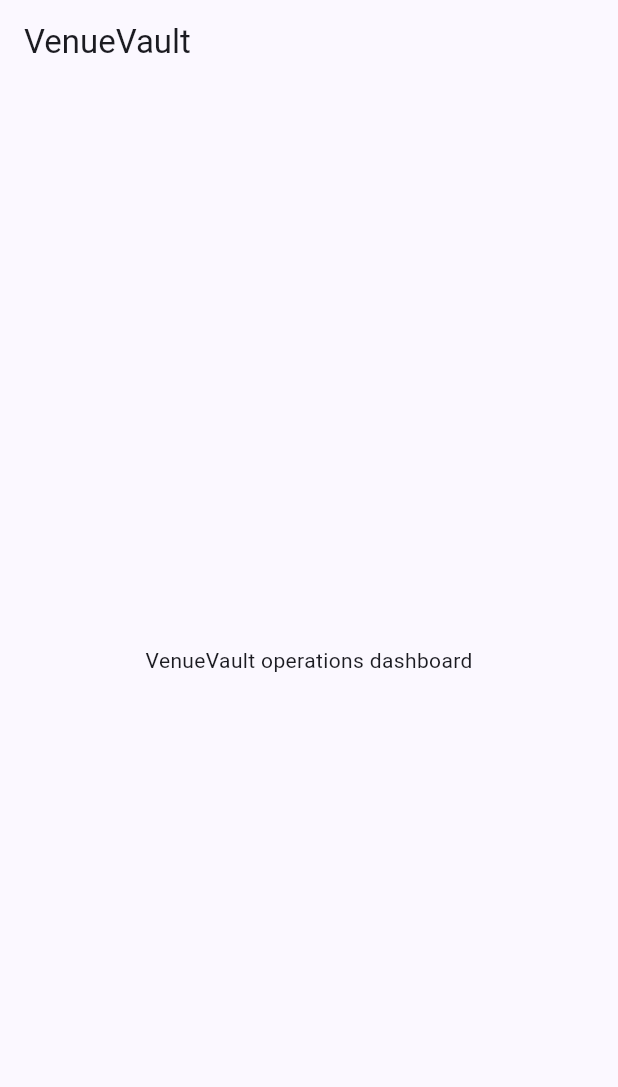
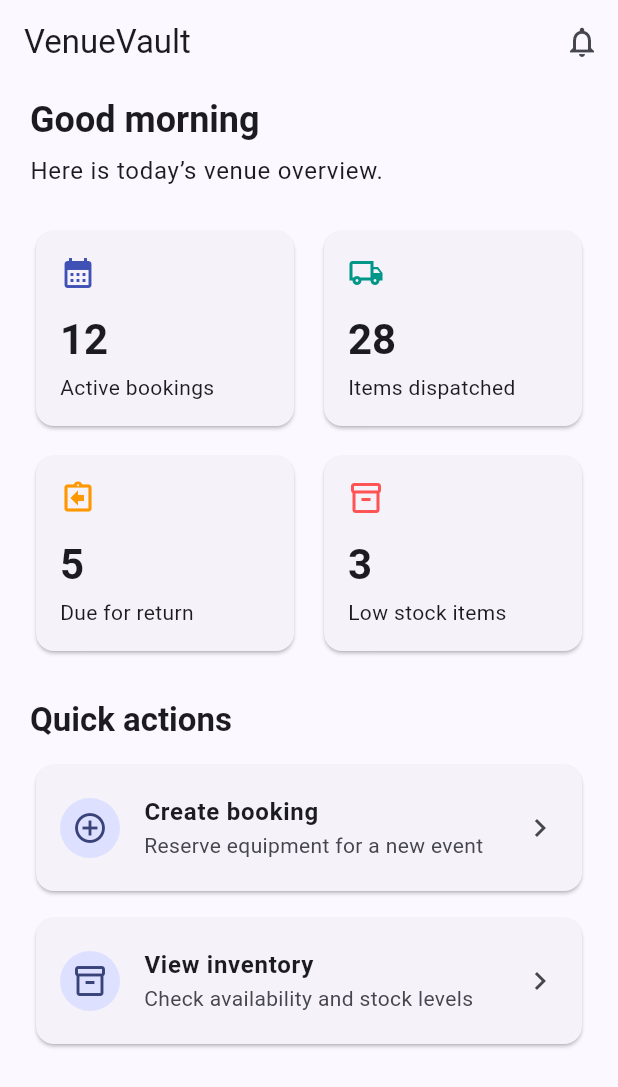
Before and after one commit to kalviumcommunity/SW2627_VenueVault_Kalvium-Community, a Flutter app: the screen it shows after launch, on a phone screen of 412 x 824 dp. Shown: the top 1087 px of the screen. Run offline on Flutter 3.47's test engine with Material 3 defaults, Android fonts, the phone set to English and light mode, and no system bars.

Commit message:
feat(home): add VenueVault operations dashboard preview

```diff
--- a/analysis_options.yaml
+++ b/analysis_options.yaml
@@ -1,3 +1,7 @@
+analyzer:
+  exclude:
+    - build/**
+    - android/**
 include: package:flutter_lints/flutter.yaml
 
 linter:
--- a/lib/features/home/presentation/home_page.dart
+++ b/lib/features/home/presentation/home_page.dart
@@ -6,10 +6,182 @@
   @override
   Widget build(BuildContext context) {
     return Scaffold(
-      appBar: AppBar(title: const Text('VenueVault')),
-      body: const Center(
-        child: Text('VenueVault operations dashboard'),
+      appBar: AppBar(
+        title: const Text('VenueVault'),
+        actions: [
+          IconButton(
+            onPressed: () {},
+            icon: const Icon(Icons.notifications_none),
+            tooltip: 'Notifications',
+          ),
+        ],
+      ),
+      body: SafeArea(
+        child: SingleChildScrollView(
+          padding: const EdgeInsets.fromLTRB(20, 8, 20, 24),
+          child: Column(
+            crossAxisAlignment: CrossAxisAlignment.start,
+            children: [
+              Text(
+                'Good morning',
+                style: Theme.of(context).textTheme.headlineSmall?.copyWith(
+                      fontWeight: FontWeight.bold,
+                    ),
+              ),
+              const SizedBox(height: 6),
+              Text(
+                'Here is today’s venue overview.',
+                style: Theme.of(context).textTheme.bodyLarge,
+              ),
+              const SizedBox(height: 24),
+              Row(
+                children: const [
+                  Expanded(
+                    child: _SummaryCard(
+                      label: 'Active bookings',
+                      value: '12',
+                      icon: Icons.calendar_month,
+                      color: Colors.indigo,
+                    ),
+                  ),
+                  SizedBox(width: 12),
+                  Expanded(
+                    child: _SummaryCard(
+                      label: 'Items dispatched',
+                      value: '28',
+                      icon: Icons.local_shipping_outlined,
+                      color: Colors.teal,
+                    ),
+                  ),
+                ],
+              ),
+              const SizedBox(height: 12),
+              Row(
+                children: const [
+                  Expanded(
+                    child: _SummaryCard(
+                      label: 'Due for return',
+                      value: '5',
+                      icon: Icons.assignment_return_outlined,
+                      color: Colors.orange,
+                    ),
+                  ),
+                  SizedBox(width: 12),
+                  Expanded(
+                    child: _SummaryCard(
+                      label: 'Low stock items',
+                      value: '3',
+                      icon: Icons.inventory_2_outlined,
+                      color: Colors.redAccent,
+                    ),
+                  ),
+                ],
+              ),
+              const SizedBox(height: 28),
+              Text(
+                'Quick actions',
+                style: Theme.of(context).textTheme.titleLarge?.copyWith(
+                      fontWeight: FontWeight.bold,
+                    ),
+              ),
+              const SizedBox(height: 12),
+              _ActionTile(
+                icon: Icons.add_circle_outline,
+                title: 'Create booking',
+                subtitle: 'Reserve equipment for a new event',
+                onTap: () => _showComingSoon(context, 'Create booking'),
+              ),
+              const SizedBox(height: 10),
+              _ActionTile(
+                icon: Icons.inventory_2_outlined,
+                title: 'View inventory',
+                subtitle: 'Check availability and stock levels',
+                onTap: () => _showComingSoon(context, 'View inventory'),
+              ),
+            ],
+          ),
+        ),
+      ),
+    );
+  }
+
+  static void _showComingSoon(BuildContext context, String action) {
+    ScaffoldMessenger.of(context).showSnackBar(
+      SnackBar(content: Text('$action will be available soon.')),
+    );
+  }
+}
+
+class _SummaryCard extends StatelessWidget {
+  const _SummaryCard({
+    required this.label,
+    required this.value,
+    required this.icon,
+    required this.color,
+  });
+
+  final String label;
+  final String value;
+  final IconData icon;
+  final Color color;
+
+  @override
+  Widget build(BuildContext context) {
+    return Card(
+      child: Padding(
+        padding: const EdgeInsets.all(16),
+        child: Column(
+          crossAxisAlignment: CrossAxisAlignment.start,
+          children: [
+            Icon(icon, color: color),
+            const SizedBox(height: 14),
+            Text(
+              value,
+              style: Theme.of(context).textTheme.headlineMedium?.copyWith(
+                    fontWeight: FontWeight.bold,
+                  ),
+            ),
+            const SizedBox(height: 4),
+            Text(label),
+          ],
+        ),
       ),
     );
   }
 }
+
+class _ActionTile extends StatelessWidget {
+  const _ActionTile({
+    required this.icon,
+    required this.title,
+    required this.subtitle,
+    required this.onTap,
+  });
+
+  final IconData icon;
+  final String title;
+  final String subtitle;
+  final VoidCallback onTap;
+
+  @override
+  Widget build(BuildContext context) {
+    return Card(
+      child: ListTile(
+        contentPadding: const EdgeInsets.symmetric(
+          horizontal: 16,
+          vertical: 6,
+        ),
+        leading: CircleAvatar(
+          child: Icon(icon),
+        ),
+        title: Text(
+          title,
+          style: const TextStyle(fontWeight: FontWeight.w600),
+        ),
+        subtitle: Text(subtitle),
+        trailing: const Icon(Icons.chevron_right),
+        onTap: onTap,
+      ),
+    );
+  }
+}
--- a/lib/main.dart
+++ b/lib/main.dart
@@ -1,10 +1,7 @@
-import 'package:firebase_core/firebase_core.dart';
 import 'package:flutter/material.dart';
 
 import 'app.dart';
 
-Future<void> main() async {
-  WidgetsFlutterBinding.ensureInitialized();
-  await Firebase.initializeApp();
+void main() {
   runApp(const VenueVaultApp());
 }
```
Also changed, not shown: pubspec.lock (added), 22 other files.
